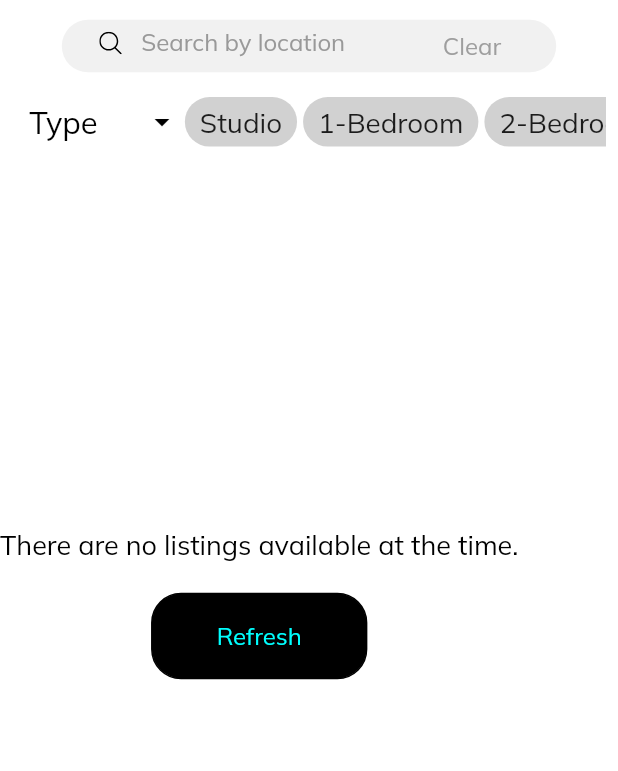
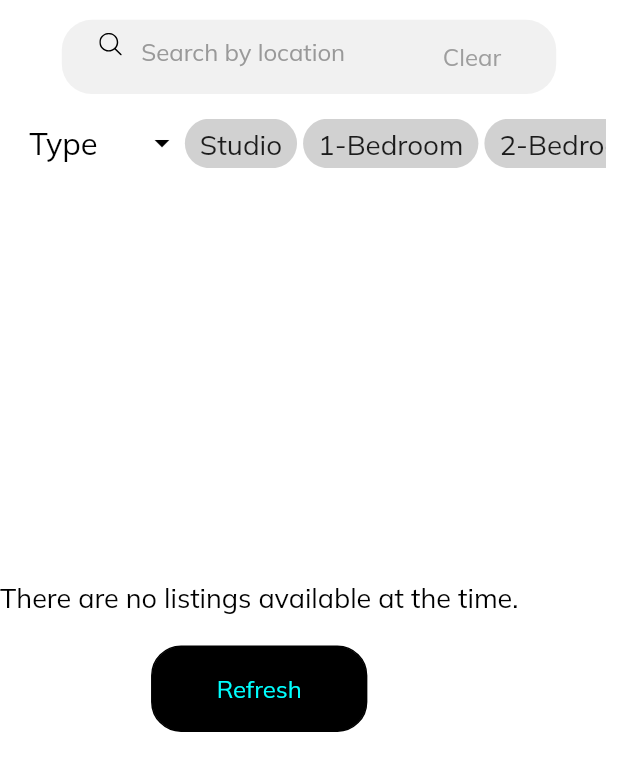
Before and after one commit to HenokGuluma/Homes, a Flutter app: the InstaSearchScreen screen opened directly, on a phone screen of 412 x 824 dp. Shown: the top 771 px of the screen. Run offline on Flutter 3.47's test engine with Material 2 defaults, Android fonts, the phone set to English and light mode, and no system bars; our stand-ins replace cached_network_image, carousel_slider, cloud_firestore, dotted_border, firebase_auth, firebase_core and 14 more; missing offline and left inert: auto_size_text_field, confirm_dialog, dart:ffi, flutter_google_places, google_api_headers, google_maps_webservice and 4 more; accounts and stored records are empty; project files that could hold a hidden picture were left out.

Commit message:
search-size

```diff
--- a/lib/ui/insta_search_screen.dart
+++ b/lib/ui/insta_search_screen.dart
@@ -311,7 +311,7 @@ class _InstaSearchScreenState extends State<InstaSearchScreen>
                     padding: EdgeInsets.only(top: 5.0),
                     child: Container(
                       width: width * 0.8,
-                      height: 35,
+                      height: height*0.06,
                       decoration: BoxDecoration(
                           color: Color(0xfff1f1f1),
                           // border: Border.all(color: Colors.grey, width: 0.5),
@@ -400,7 +400,7 @@ class _InstaSearchScreenState extends State<InstaSearchScreen>
             },
           ),
           Container(
-            height: height * 0.8,
+            height: height * 0.82,
             child: isSearching
                 ? Column(
                     crossAxisAlignment: CrossAxisAlignment.start,
@@ -450,7 +450,7 @@ class _InstaSearchScreenState extends State<InstaSearchScreen>
                           )),
                       SizedBox(height: height * 0.02),
                       Container(
-                          height: height * 0.6,
+                          height: height * 0.65,
                           child: Center(
                               child: resultWidget(height, width, variables)))
                     ],
@@ -488,7 +488,7 @@ class _InstaSearchScreenState extends State<InstaSearchScreen>
                           backgroundColor: Colors.black,
                           color: Color(0xff00ffff),
                           child: Container(
-                              height: height * 0.7,
+                              height: height * 0.75,
                               child: listings.length > 0
                                   ? GridView.builder(
                                       itemCount: listings.length,
```
Also changed, not shown: lib/main.dart (+2 -5 lines), pubspec.lock, 2 other files.
